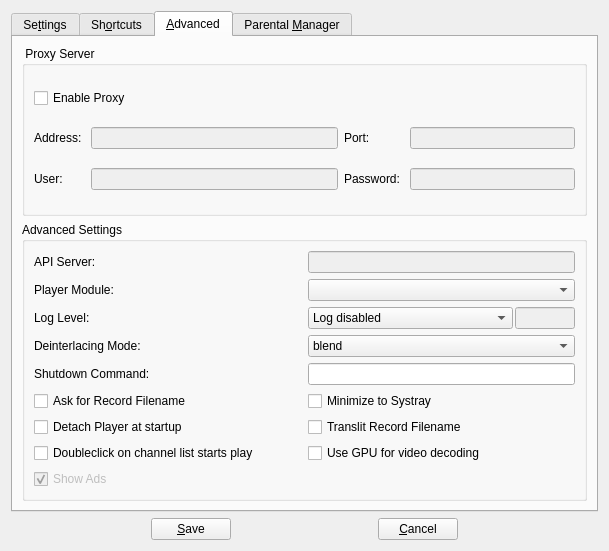
The window that branches/sunduk.tv/forms/csettingsdlg.ui (code-google-com/vlc-record) describes before a commit, drawn with Qt 5.
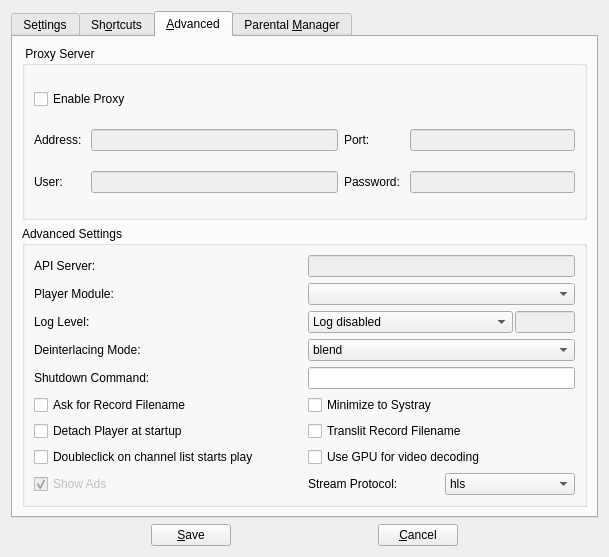
The same window after the commit. The open tabs and pages were chosen to show the change. Icons and pictures are not drawn. Custom widgets are drawn as their Qt base class.

Commit message: - uses deviceId  - can switch stream protocol  - uses variable bitrate settings

Patch:
```diff
--- a/branches/sunduk.tv/forms/csettingsdlg.ui
+++ b/branches/sunduk.tv/forms/csettingsdlg.ui
@@ -7,7 +7,7 @@
     <x>0</x>
     <y>0</y>
     <width>609</width>
-    <height>551</height>
+    <height>557</height>
    </rect>
   </property>
   <property name="windowTitle">
@@ -750,6 +750,36 @@
             </property>
            </widget>
           </item>
+          <item row="8" column="1">
+           <layout class="QHBoxLayout" name="horizontalLayout_13">
+            <item>
+             <widget class="QLabel" name="label_28">
+              <property name="text">
+               <string>Stream Protocol:</string>
+              </property>
+             </widget>
+            </item>
+            <item>
+             <widget class="QComboBox" name="cbxStreamFormat">
+              <item>
+               <property name="text">
+                <string>hls</string>
+               </property>
+              </item>
+              <item>
+               <property name="text">
+                <string>hds</string>
+               </property>
+              </item>
+              <item>
+               <property name="text">
+                <string>rtsp</string>
+               </property>
+              </item>
+             </widget>
+            </item>
+           </layout>
+          </item>
          </layout>
         </widget>
        </item>
```
Left out of the diff: 8 changed lines with no effect on the pictures. The commit also changes 11 other files.
